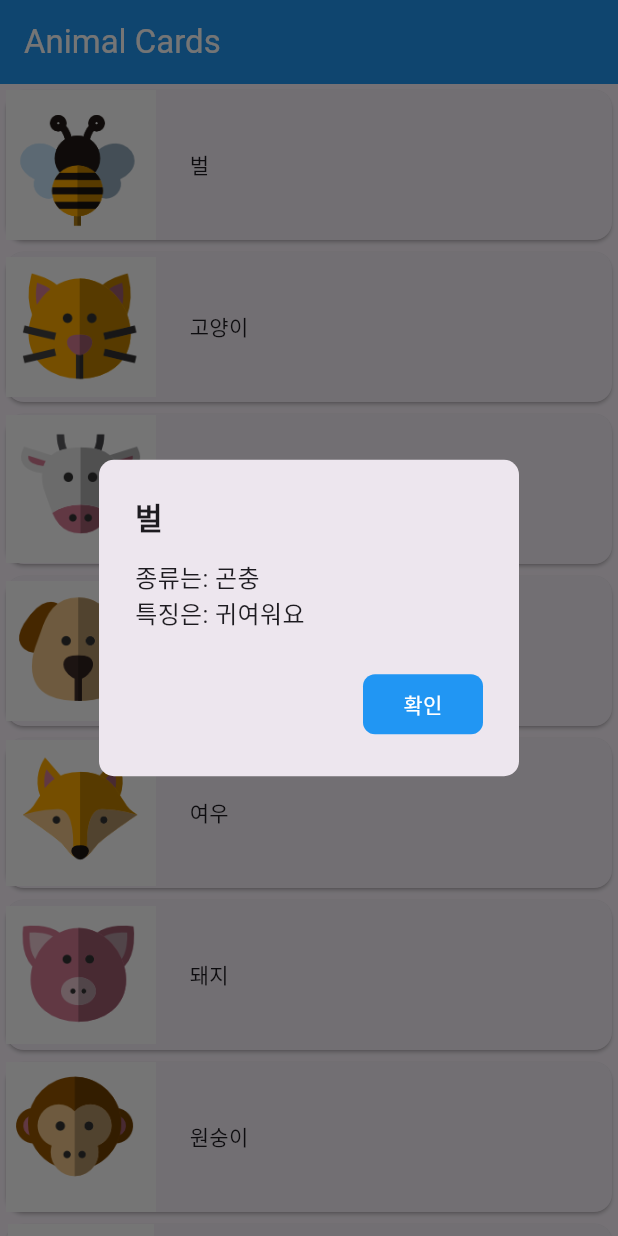
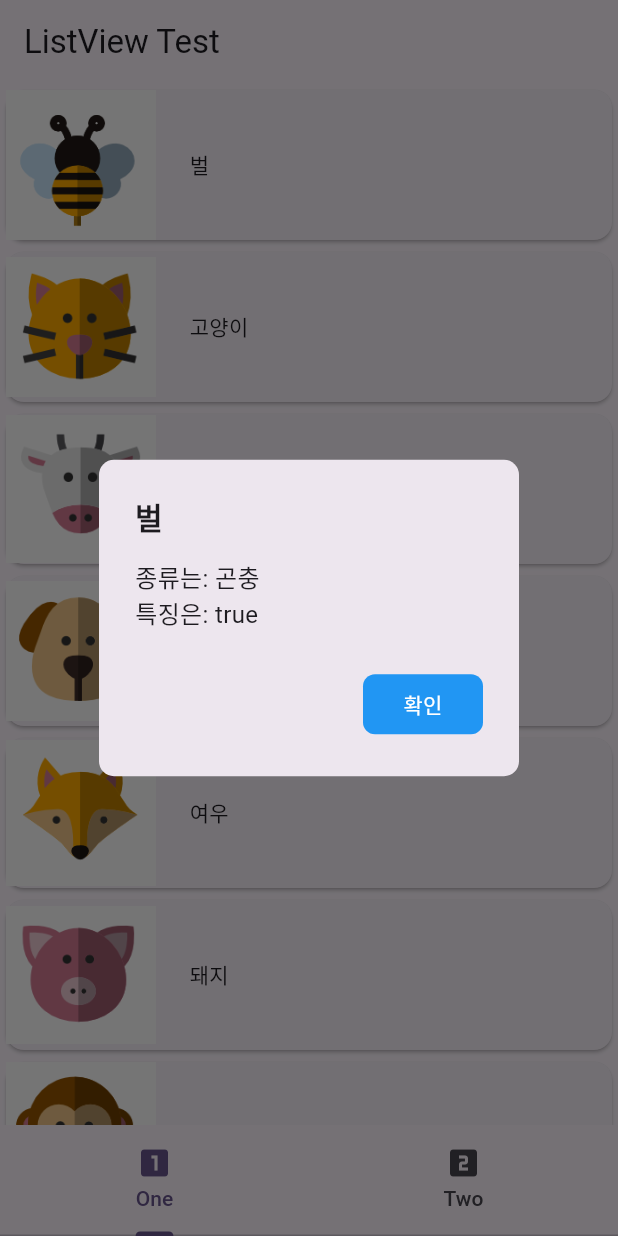
Before and after one commit to EunmiJang247/dart-study, a Flutter app: the screen it shows after launch, after a tap on an icon or button, on a phone screen of 412 x 824 dp. Run offline on Flutter 3.47's test engine with Material 3 defaults, Android fonts, the phone set to English and light mode, and no system bars; missing offline and left inert: simple_gesture_detector.

Commit message:
complex-listview-with-tap

```diff
--- a/lib/main.dart
+++ b/lib/main.dart
@@ -1,5 +1,6 @@
 import 'package:flutter/material.dart';
 import 'package:second_flutter_pract/tab/home3.dart';
+import 'package:second_flutter_pract/tab/home4.dart';
 import 'package:second_flutter_pract/view/day_06example1.dart';
 import 'package:second_flutter_pract/view/day_06example2.dart';
 import 'package:second_flutter_pract/view/day_06example3_timer.dart';
@@ -14,7 +15,7 @@ import 'package:second_flutter_pract/view/day_07example4_listview_first.dart';
 import 'package:second_flutter_pract/view/day_07example5_insertlistview_second.dart';
 import 'package:second_flutter_pract/view/day_07example5_listview_first.dart';
 import 'package:second_flutter_pract/view/day_08example1_pract_first.dart';
-import 'package:second_flutter_pract/view/day_08example2.dart';
+import 'package:second_flutter_pract/view/day_08example2FirstPage.dart';
 // import 'package:second_flutter_pract/view/day_07example2_tabbar_firstpage.dart'; //안쓸꺼니까 지워
 // import 'package:second_flutter_pract/view/day_07example2_tabbar_secondpage.dart'; //안쓸꺼니까 지워
 
@@ -156,10 +157,7 @@ class MyApp extends StatelessWidget {
         useMaterial3: true,
       ),
       // 라우트 잡을 것이다
-      routes: {
-        '/': (context) => const AnimalCardsList(),
-      },
-      initialRoute: '/',
+      home: const Home4(),
     );
   }
 }
--- a/lib/model/animal_list.dart
+++ b/lib/model/animal_list.dart
@@ -3,7 +3,7 @@ import 'package:flutter/material.dart';
 class AnimalList {
   String name;
   String species;
-  String feature;
+  bool flyExist;
   String imagePath;
 
   // Constructor
@@ -11,7 +11,7 @@ class AnimalList {
     //생성자이기 때문에 ()를 쓰는것이다
     required this.name,
     required this.species,
-    required this.feature,
+    required this.flyExist,
     required this.imagePath,
   });
 }
--- /dev/null
+++ b/lib/tab/home4.dart
@@ -0,0 +1,97 @@
+import 'package:flutter/material.dart';
+import 'package:second_flutter_pract/model/animal_list.dart';
+import 'package:second_flutter_pract/view/day_08example2FirstPage.dart';
+import 'package:second_flutter_pract/view/day_08example2SecondPage.dart';
+
+class Home4 extends StatefulWidget {
+  const Home4({super.key});
+
+  @override
+  State<Home4> createState() => _Home4State();
+}
+
+class _Home4State extends State<Home4> with SingleTickerProviderStateMixin {
+  late TabController controller;
+  late List<AnimalList> animalList;
+
+  @override
+  void initState() {
+    super.initState();
+    animalList = [];
+    controller = TabController(length: 2, vsync: this);
+    addData();
+  }
+
+  addData() {
+    animalList.add(AnimalList(
+        name: "벌", imagePath: "images/bee.png", species: "곤충", flyExist: true));
+    animalList.add(AnimalList(
+        name: "고양이",
+        imagePath: "images/cat.png",
+        species: "포유류",
+        flyExist: true));
+    animalList.add(AnimalList(
+        name: "소",
+        imagePath: "images/cow.png",
+        species: "포유류",
+        flyExist: true));
+    animalList.add(AnimalList(
+        name: "강아지",
+        imagePath: "images/dog.png",
+        species: "포유류",
+        flyExist: true));
+    animalList.add(AnimalList(
+        name: "여우",
+        imagePath: "images/fox.png",
+        species: "포유류",
+        flyExist: true));
+    animalList.add(AnimalList(
+        name: "돼지",
+        imagePath: "images/pig.png",
+        species: "포유류",
+        flyExist: true));
+    animalList.add(AnimalList(
+        name: "원숭이",
+        imagePath: "images/monkey.png",
+        species: "영장류",
+        flyExist: true));
+    animalList.add(AnimalList(
+        name: "늑대",
+        imagePath: "images/wolf.png",
+        species: "포유류",
+        flyExist: true));
+  }
+
+  @override
+  void dispose() {
+    controller.dispose();
+    super.dispose();
+  }
+
+  @override
+  Widget build(BuildContext context) {
+    return Scaffold(
+      appBar: AppBar(title: const Text('ListView Test')),
+      body: TabBarView(
+        controller: controller,
+        children: [
+          ListViewSecondFirstPage(list: animalList),
+          ListViewSecondSecondPage(list: animalList)
+        ],
+      ),
+      bottomNavigationBar: TabBar(
+        controller: controller,
+        tabs: const [
+          Tab(
+            icon: Icon(Icons.looks_one),
+            text: "One",
+          ),
+          Tab(
+            icon: Icon(Icons.looks_two),
+            text: "Two",
+          ),
+        ],
+      ),
+    );
+  }
+}
--- a/lib/view/day_08example1_pract_first.dart
+++ b/lib/view/day_08example1_pract_first.dart
@@ -20,45 +20,22 @@ class _AnimalCardsListState extends State<AnimalCardsList> {
 
   addData() {
     animalList.add(AnimalList(
-        name: "벌",
-        imagePath: "images/bee.png",
-        species: "곤충",
-        feature: "귀여워요"));
+        name: "벌", imagePath: "images/bee.png", species: "곤충", flyExist: true));
     animalList.add(AnimalList(
         name: "고양이",
         imagePath: "images/cat.png",
         species: "포유류",
-        feature: "귀여워요"));
+        flyExist: true));
     animalList.add(AnimalList(
         name: "소",
         imagePath: "images/cow.png",
         species: "포유류",
-        feature: "귀여워요"));
+        flyExist: true));
     animalList.add(AnimalList(
         name: "강아지",
         imagePath: "images/dog.png",
         species: "포유류",
-        feature: "귀여워요"));
-    animalList.add(AnimalList(
-        name: "여우",
-        imagePath: "images/fox.png",
-        species: "포유류",
-        feature: "귀여워요"));
-    animalList.add(AnimalList(
-        name: "돼지",
-        imagePath: "images/pig.png",
-        species: "포유류",
-        feature: "귀여워요"));
-    animalList.add(AnimalList(
-        name: "원숭이",
-        imagePath: "images/monkey.png",
-        species: "영장류",
-        feature: "귀여워요"));
-    animalList.add(AnimalList(
-        name: "늑대",
-        imagePath: "images/wolf.png",
-        species: "포유류",
-        feature: "귀여워요"));
+        flyExist: true));
   }
 
   @override
@@ -133,7 +110,7 @@ class _AnimalCardsListState extends State<AnimalCardsList> {
               style: const TextStyle(fontSize: 20, fontWeight: FontWeight.bold),
             ),
             content: Text(
-                '종류는: ${animalList[index].species}\n특징은: ${animalList[index].feature}',
+                '종류는: ${animalList[index].species}\n특징은: ${animalList[index].flyExist}',
                 style: const TextStyle(
                     fontSize: 16, fontWeight: FontWeight.normal)),
             actions: [
--- /dev/null
+++ b/lib/view/day_08example2FirstPage.dart
@@ -0,0 +1,106 @@
+import 'package:flutter/material.dart';
+import 'package:second_flutter_pract/model/animal_list.dart';
+
+class ListViewSecondFirstPage extends StatefulWidget {
+  final List<AnimalList> list;
+  const ListViewSecondFirstPage({super.key, required this.list});
+
+  @override
+  State<ListViewSecondFirstPage> createState() =>
+      _ListViewSecondFirstPageState();
+}
+
+class _ListViewSecondFirstPageState extends State<ListViewSecondFirstPage> {
+  @override
+  void initState() {
+    super.initState();
+  }
+
+  @override
+  Widget build(BuildContext context) {
+    return Scaffold(
+        body: Center(
+      child: ListView.builder(
+          itemCount: widget.list.length,
+          itemBuilder: (context, index) {
+            return Dismissible(
+              direction: DismissDirection.endToStart,
+              key: ValueKey(widget.list[index]),
+              onDismissed: (direction) {
+                widget.list.remove(widget.list[index]);
+                setState(() {});
+              },
+              background: Container(
+                  // 칼라를 주려고 콘테이너를 쓴다
+                  color: Colors.green,
+                  alignment: Alignment.center,
+                  padding: const EdgeInsets.symmetric(horizontal: 40),
+                  child: const Column(
+                    mainAxisAlignment: MainAxisAlignment.center,
+                    children: [
+                      Icon(Icons.delete_forever, size: 50, color: Colors.white),
+                      Text('삭제',
+                          style: TextStyle(fontSize: 20, color: Colors.white))
+                    ],
+                  )),
+              child: GestureDetector(
+                onTap: () {
+                  _popUpShow(index, context);
+                },
+                child: Card(
+                    // 카드 앞에 return필수!!!
+                    child: Row(
+                  children: [
+                    Image.asset(
+                      widget.list[index].imagePath,
+                      width: 100,
+                      height: 100,
+                    ),
+                    Text(
+                      "      ${widget.list[index].name}",
+                    )
+                  ],
+                )),
+              ),
+            );
+          }),
+    ));
+  }
+
+  _popUpShow(index, context) {
+    showDialog(
+        context: context,
+        builder: (BuildContext context) {
+          return AlertDialog(
+            shape: RoundedRectangleBorder(
+              borderRadius:
+                  BorderRadius.circular(10), // 조정할 AlertDialog의 테두리 둥근 정도
+            ),
+            title: Text(
+              widget.list[index].name,
+              style: const TextStyle(fontSize: 20, fontWeight: FontWeight.bold),
+            ),
+            content: Text(
+                '종류는: ${widget.list[index].species}\n특징은: ${widget.list[index].flyExist}',
+                style: const TextStyle(
+                    fontSize: 16, fontWeight: FontWeight.normal)),
+            actions: [
+              TextButton(
+                onPressed: () {
+                  Navigator.of(context).pop();
+                  //of를 붙여야 가장 위 콘텍스트를 지우게 된다
+                },
+                style: TextButton.styleFrom(
+                    minimumSize: Size(80, 40),
+                    foregroundColor: Colors.white,
+                    backgroundColor: Colors.blue,
+                    shape: RoundedRectangleBorder(
+                      borderRadius: BorderRadius.circular(8),
+                    )),
+                child: const Text('확인'),
+              ),
+            ],
+          );
+        });
+  }
+}
```
Also changed, not shown: lib/view/day_08example2.dart (deleted, +0 -15 lines), lib/view/day_08example2SecondPage.dart (added, +181 -0 lines).
